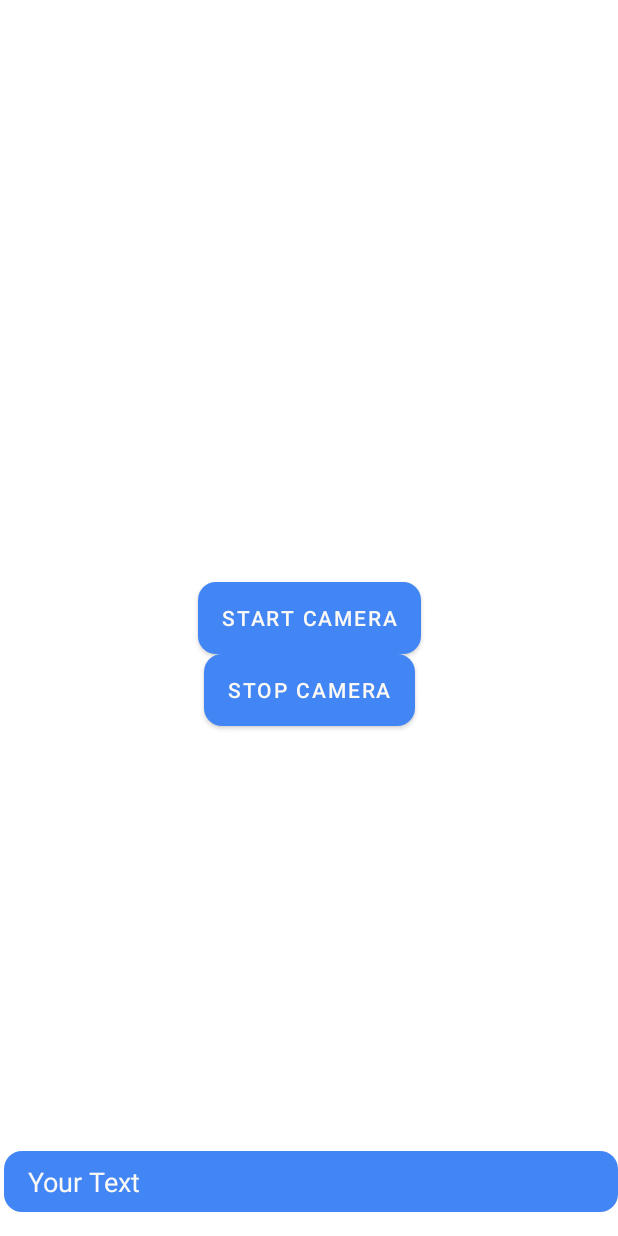
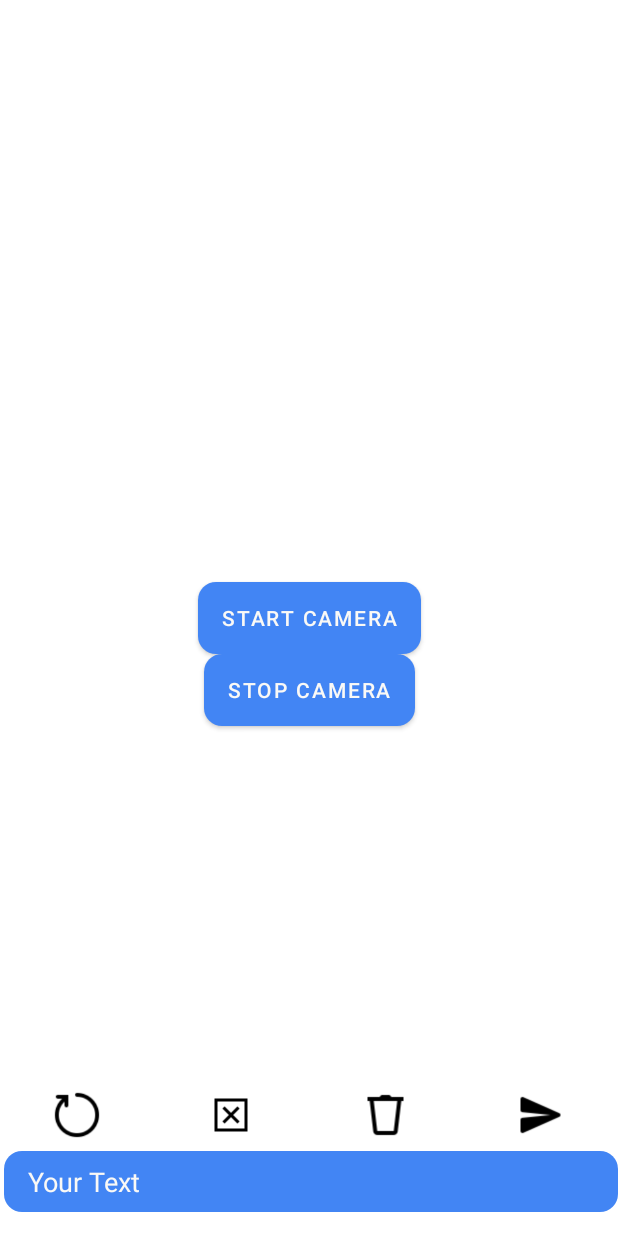
Before and after one commit to luckyjp6/Sign-Language-Recognition, an Android app: the screen it shows after launch (MainActivity), on a phone screen of 412 x 824 dp. Run offline under Robolectric (Android 15) with nearby library versions, the phone set to English and light mode, and no system bars; libraries missing offline, so code that uses them is left out: com.chaquo.python; 4 statements that could not run were skipped.

Commit message:
Add icon visual

```diff
--- a/app/src/main/java/com/example/myapplication/MainActivity.java
+++ b/app/src/main/java/com/example/myapplication/MainActivity.java
@@ -234,13 +234,16 @@ public class MainActivity extends AppCompatActivity {
     }
 
     private void return_text_processing(String new_text){
+        LinearLayout command_icon = findViewById(R.id.command_icon);
         if (new_text.length() > 0 && new_text.charAt(0) == '@') {
             // Check if the string is not empty and the first character is "@"
             new_text = new_text.substring(1); // Remove the first character
             current_text = (current_text != null) ? current_text + " " + new_text : new_text;
 
-            // Switch mode to function mode
+            // Switch mode to command mode
             is_sign_mode = Boolean.FALSE;
+            // To hide all icons
+            command_icon.setVisibility(View.VISIBLE);
         }
         else if(new_text == "#"){ // enter
             if (current_text != null) {
@@ -253,6 +256,8 @@ public class MainActivity extends AppCompatActivity {
             // switch mode to Sign mode
             current_text = null;
             is_sign_mode = Boolean.TRUE;
+            // To hide all icons
+            command_icon.setVisibility(View.GONE);
         }
         else if(new_text == "%"){ // delete
             current_text = null;
@@ -260,6 +265,9 @@ public class MainActivity extends AppCompatActivity {
         else if(new_text == "^"){ // exit
             current_text = null;
             // TODO: some function to close the camera texture
+
+            // To hide all icons
+            command_icon.setVisibility(View.GONE);
         }
         else if(new_text == "&"){ // empty value
 
--- a/app/src/main/res/layout/activity_main.xml
+++ b/app/src/main/res/layout/activity_main.xml
@@ -47,6 +47,47 @@
         app:layout_constraintBottom_toBottomOf="parent"
         app:layout_constraintEnd_toEndOf="parent" />
 
+    <LinearLayout
+        android:id="@+id/command_icon"
+        android:layout_width="match_parent"
+        android:layout_height="40dp"
+        android:orientation="horizontal"
+        android:gravity="center"
+        android:paddingBottom="8dp"
+        app:layout_constraintBottom_toTopOf="@+id/display_text">
+
+        <ImageView
+            android:layout_width="0dp"
+            android:layout_height="wrap_content"
+            android:layout_weight="1"
+            android:src="@drawable/restart"
+            android:contentDescription="Icon 1"
+            android:layout_gravity="center"/>
+
+        <ImageView
+            android:layout_width="0dp"
+            android:layout_height="wrap_content"
+            android:layout_weight="1"
+            android:src="@drawable/exit"
+            android:contentDescription="Icon 2"
+            android:layout_gravity="center"/>
+
+        <ImageView
+            android:layout_width="0dp"
+            android:layout_height="wrap_content"
+            android:layout_weight="1"
+            android:src="@drawable/delete"
+            android:contentDescription="Icon 3"
+            android:layout_gravity="center"/>
+
+        <ImageView
+            android:layout_width="0dp"
+            android:layout_height="wrap_content"
+            android:layout_weight="1"
+            android:src="@drawable/send"
+            android:contentDescription="Icon 4"
+            android:layout_gravity="center"/>
+    </LinearLayout>
 
     <ScrollView
         android:id="@+id/scrollView"
--- /dev/null
+++ b/app/src/main/res/values/ids.xml
@@ -0,0 +1,4 @@
+<?xml version="1.0" encoding="utf-8"?>
+<resources>
+    <item name="command_icon" type="id" />
+</resources>
```
Also changed, not shown: app/src/main/res/drawable/delete.png (added), app/src/main/res/drawable/exit.png (added), app/src/main/res/drawable/restart.png (added), app/src/main/res/drawable/send.png (added), 2 other files.
